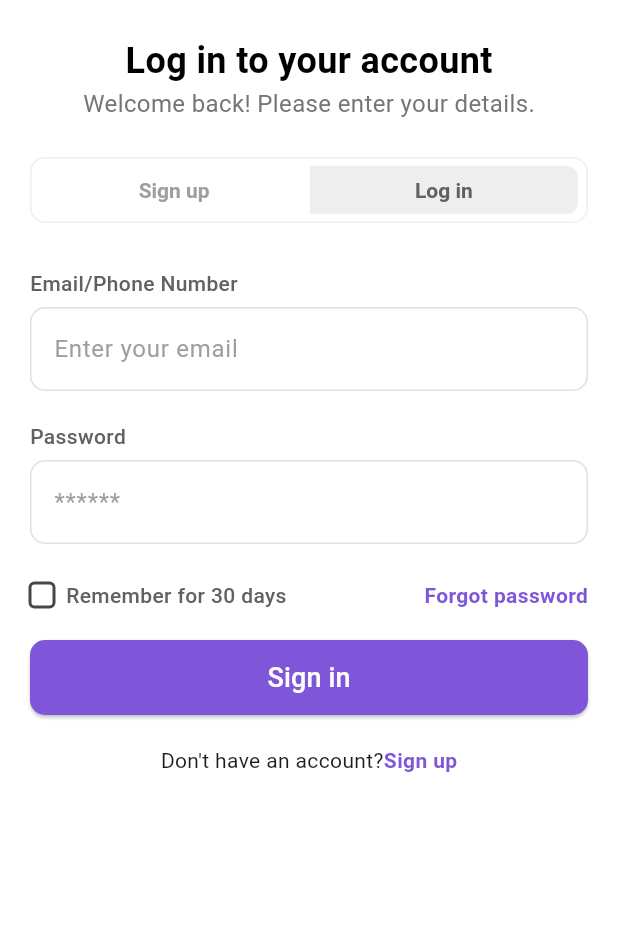
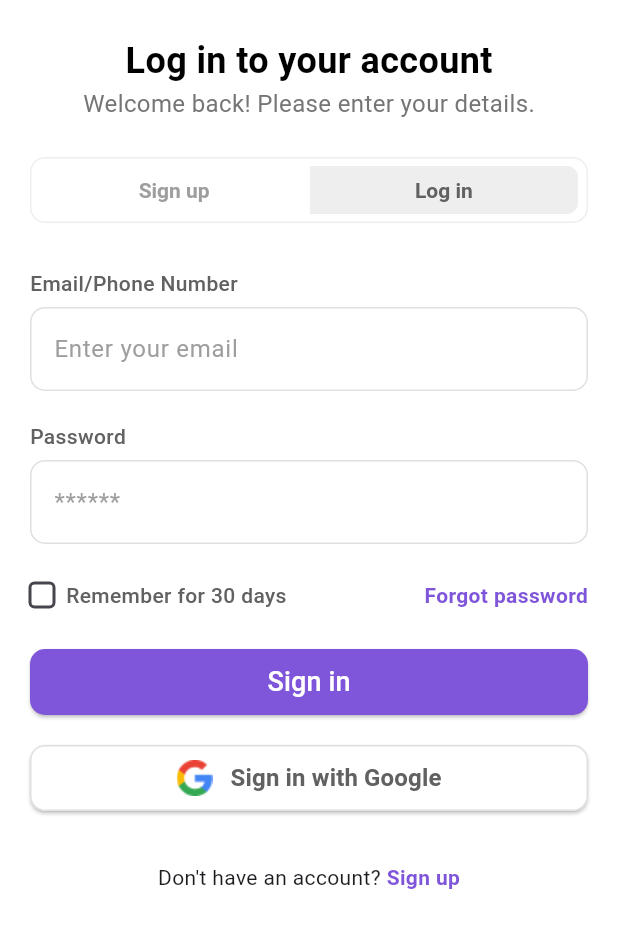
Before and after one commit to iamyeasirarafat/v_lock_customerApp, a Flutter app: the LoginScreen screen opened directly, on a phone screen of 412 x 824 dp, the part 185-1133 px from its top. Run offline on Flutter 3.47's test engine with Material 3 defaults, Android fonts, the phone set to English and light mode, and no system bars.

Commit message:
login page social button added

```diff
--- a/lib/screens/login_screen.dart
+++ b/lib/screens/login_screen.dart
@@ -137,12 +137,12 @@ class _LoginScreenState extends State<LoginScreen> {
                       passwordController: passwordController,
                       primaryColor:Theme.of(context).primaryColor
                       ),
-                const SizedBox(height: 20),
+                const SizedBox(height: 24),
                 // Submit Button
                 ElevatedButton(
                   style: ElevatedButton.styleFrom(
                     backgroundColor: Theme.of(context).primaryColor,
-                    minimumSize: const Size(double.infinity, 50),
+                    minimumSize: const Size(double.infinity, 44),
                     shape: RoundedRectangleBorder(
                       borderRadius: BorderRadius.circular(10),
                     ),
@@ -153,13 +153,47 @@ class _LoginScreenState extends State<LoginScreen> {
                     style: const TextStyle(fontSize: 18, color: Colors.white),
                   ),
                 ),
-                const SizedBox(height: 20),
+
+                const SizedBox(height: 16),
+                ElevatedButton(
+                  style: ElevatedButton.styleFrom(
+                    backgroundColor: Colors.white,
+
+                    minimumSize: const Size(double.infinity, 44),
+                    shape: RoundedRectangleBorder(
+                      borderRadius: BorderRadius.circular(10),
+                      side: BorderSide(color: Colors.grey[300]!)
+                    ),
+                  ),
+                  onPressed: () {},
+                  child: Row(
+                    mainAxisAlignment: MainAxisAlignment.center,
+                    mainAxisSize: MainAxisSize.max,
+                    children: [
+                      Image.asset(
+                        'assets/google.png',
+                        height: 24,
+                        width: 24,
+                      ),
+                      const SizedBox(width: 12),
+                       Text(
+                        'Sign in with Google',
+                        style: TextStyle(
+                          fontSize: 16,
+                          fontWeight: FontWeight.w600,
+                          color: Colors.grey[700],
+                        ),
+                      ),
+                    ],
+                  ),
+                ),
+                const SizedBox(height: 32),
                 // Sign Up Link
                 if (_isLoginSelected)
                   Row(
                     mainAxisAlignment: MainAxisAlignment.center,
                     children: [
-                      const Text("Don't have an account?"),
+                      const Text("Don't have an account? "),
                       GestureDetector(
                         onTap: () {
                           setState(() {
```
Also changed, not shown: assets/google.png (added).
